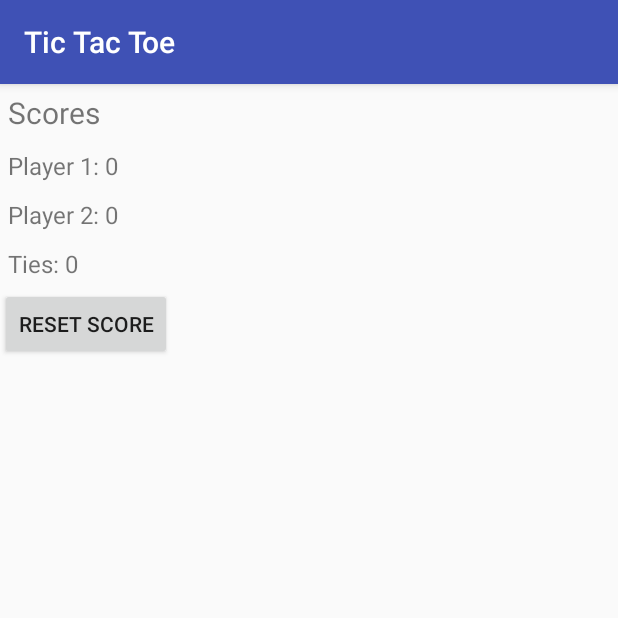
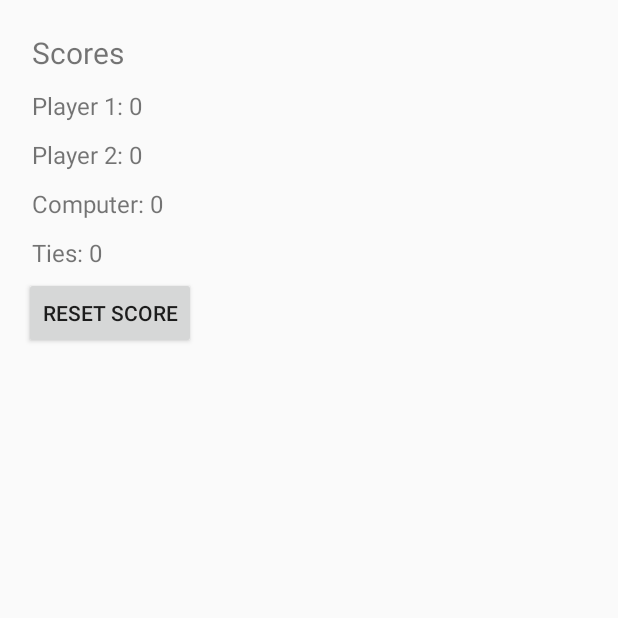
Before and after one commit to jeegnathebug/TTTjeegna, an Android app: the ScoreActivity screen opened directly, with no data from a screen before it, on a phone screen of 412 x 824 dp, the top half of it. Run offline under Robolectric (Android 15) with nearby library versions, the phone set to English and light mode, and no system bars; 1 statement that could not run was skipped.

Commit message:
Add computer player

```diff
--- a/app/src/main/java/com/jeegnathebug/tttjeegna/ScoreActivity.java
+++ b/app/src/main/java/com/jeegnathebug/tttjeegna/ScoreActivity.java
@@ -1,16 +1,18 @@
 package com.jeegnathebug.tttjeegna;
 
-import android.content.SharedPreferences;
-import android.support.v7.app.AppCompatActivity;
+import android.app.Activity;
 import android.content.Intent;
 import android.os.Bundle;
+import android.util.Log;
 import android.view.View;
 import android.widget.TextView;
-import android.util.Log;
 
 import com.jeegnathebug.tttjeegna.business.TicTacToe;
 
-public class ScoreActivity extends AppCompatActivity {
+/**
+ * The score screen
+ */
+public class ScoreActivity extends Activity {
 
     private TicTacToe tictactoe;
 
@@ -20,18 +22,16 @@ public class ScoreActivity extends AppCompatActivity {
         setContentView(R.layout.activity_score);
 
         Intent intent = getIntent();
-        tictactoe = (TicTacToe)intent.getSerializableExtra(MainActivity.TIC_TAC_TOE);
+        tictactoe = (TicTacToe) intent.getSerializableExtra(MainActivity.TIC_TAC_TOE);
 
-        int player1 = tictactoe.getPlayer1Score(), player2 = tictactoe.getPlayer2Score(), ties = tictactoe.getTies();
-        Log.i("intent player1", player1 + "");
-        Log.i("player2", player2 + "");
-        Log.i("ties", ties + "");
+        int player1 = tictactoe.getPlayer1Score(), player2 = tictactoe.getPlayer2Score(), computer = tictactoe.getComputerScore(), ties = tictactoe.getTies();
 
         // Check whether we're recreating a previously destroyed instance
         if (savedInstanceState != null) {
             // Restore value of members from saved state
             player1 = savedInstanceState.getInt(MainActivity.COUNTER_PLAYER1_WINS);
             player2 = savedInstanceState.getInt(MainActivity.COUNTER_PLAYER2_WINS);
+            computer = savedInstanceState.getInt(MainActivity.COUNTER_COMPUTER_WINS);
             ties = savedInstanceState.getInt(MainActivity.COUNTER_TIES);
         }
 
@@ -42,6 +42,9 @@ public class ScoreActivity extends AppCompatActivity {
         text = String.format(getString(R.string.scorePlayer2), player2);
         ((TextView) findViewById(R.id.textViewScorePlayer2)).setText(text);
 
+        text = String.format(getString(R.string.scoreComputer), computer);
+        ((TextView) findViewById(R.id.textViewScoreComputer)).setText(text);
+
         text = String.format(getString(R.string.scoreTies), ties);
         ((TextView) findViewById(R.id.textViewScoreTies)).setText(text);
     }
@@ -51,6 +54,7 @@ public class ScoreActivity extends AppCompatActivity {
         // Save state information
         savedInstanceState.putInt(MainActivity.COUNTER_PLAYER1_WINS, tictactoe.getPlayer1Score());
         savedInstanceState.putInt(MainActivity.COUNTER_PLAYER2_WINS, tictactoe.getPlayer2Score());
+        savedInstanceState.putInt(MainActivity.COUNTER_COMPUTER_WINS, tictactoe.getComputerScore());
         savedInstanceState.putInt(MainActivity.COUNTER_TIES, tictactoe.getTies());
 
         super.onSaveInstanceState(savedInstanceState);
@@ -59,7 +63,8 @@ public class ScoreActivity extends AppCompatActivity {
     /**
      * Resets the scores
      *
-     * @param v The {@code View}
+     * @param v
+     *            The {@code View}
      */
     public void resetScores(View v) {
         tictactoe.resetScores();
@@ -71,6 +76,9 @@ public class ScoreActivity extends AppCompatActivity {
         text = String.format(getString(R.string.scorePlayer2), 0);
         ((TextView) findViewById(R.id.textViewScorePlayer2)).setText(text);
 
+        text = String.format(getString(R.string.scoreComputer), 0);
+        ((TextView) findViewById(R.id.textViewScoreComputer)).setText(text);
+
         text = String.format(getString(R.string.scoreTies), 0);
         ((TextView) findViewById(R.id.textViewScoreTies)).setText(text);
     }
--- a/app/src/main/res/layout-land/activity_score.xml
+++ b/app/src/main/res/layout-land/activity_score.xml
@@ -1,7 +1,13 @@
 <?xml version="1.0" encoding="utf-8"?>
-<LinearLayout xmlns:android="http://schemas.android.com/apk/res/android"
-    android:orientation="vertical" android:layout_width="match_parent"
-    android:layout_height="match_parent">
+<LinearLayout
+    xmlns:android="http://schemas.android.com/apk/res/android"
+    android:orientation="vertical"
+    android:layout_width="match_parent"
+    android:layout_height="match_parent"
+    android:paddingBottom="@dimen/activity_vertical_margin"
+    android:paddingLeft="@dimen/activity_horizontal_margin"
+    android:paddingRight="@dimen/activity_horizontal_margin"
+    android:paddingTop="@dimen/activity_vertical_margin">
 
     <TextView
         android:text="@string/scoreTitle"
@@ -28,6 +34,14 @@
         android:id="@+id/textViewScorePlayer2" />
 
     <TextView
+        android:text="@string/scoreComputer"
+        android:layout_width="match_parent"
+        android:layout_height="wrap_content"
+        android:textSize="16sp"
+        android:padding="5dp"
+        android:id="@+id/textViewScoreComputer" />
+
+    <TextView
         android:text="@string/scoreTies"
         android:layout_width="match_parent"
         android:layout_height="wrap_content"
--- a/app/src/main/res/layout-land/content_main.xml
+++ b/app/src/main/res/layout-land/content_main.xml
@@ -156,6 +156,6 @@
         android:layout_width="match_parent"
         android:layout_height="0dp"
         android:layout_weight="25"
-        android:id="@+id/textView1"/>
+        android:id="@+id/textViewVersus"/>
 </LinearLayout>
 </LinearLayout>
--- a/app/src/main/res/layout/activity_score.xml
+++ b/app/src/main/res/layout/activity_score.xml
@@ -1,7 +1,13 @@
 <?xml version="1.0" encoding="utf-8"?>
-<LinearLayout xmlns:android="http://schemas.android.com/apk/res/android"
-    android:orientation="vertical" android:layout_width="match_parent"
-    android:layout_height="match_parent">
+<LinearLayout
+    xmlns:android="http://schemas.android.com/apk/res/android"
+    android:orientation="vertical"
+    android:layout_width="match_parent"
+    android:layout_height="match_parent"
+    android:paddingBottom="@dimen/activity_vertical_margin"
+    android:paddingLeft="@dimen/activity_horizontal_margin"
+    android:paddingRight="@dimen/activity_horizontal_margin"
+    android:paddingTop="@dimen/activity_vertical_margin">
 
     <TextView
         android:text="@string/scoreTitle"
@@ -28,6 +34,14 @@
         android:id="@+id/textViewScorePlayer2" />
 
     <TextView
+        android:text="@string/scoreComputer"
+        android:layout_width="match_parent"
+        android:layout_height="wrap_content"
+        android:textSize="16sp"
+        android:padding="5dp"
+        android:id="@+id/textViewScoreComputer" />
+
+    <TextView
         android:text="@string/scoreTies"
         android:layout_width="match_parent"
         android:layout_height="wrap_content"
--- a/app/src/main/res/layout/content_main.xml
+++ b/app/src/main/res/layout/content_main.xml
@@ -155,6 +155,6 @@
         android:text="@string/PvE"
         android:layout_width="match_parent"
         android:layout_height="wrap_content"
-        android:id="@+id/textView1"
+        android:id="@+id/textViewVersus"
         android:layout_weight="5" />
 </LinearLayout>
--- a/app/src/main/res/menu/menu_main.xml
+++ b/app/src/main/res/menu/menu_main.xml
@@ -1,4 +1,5 @@
-<menu xmlns:android="http://schemas.android.com/apk/res/android"
+<menu
+    xmlns:android="http://schemas.android.com/apk/res/android"
     xmlns:app="http://schemas.android.com/apk/res-auto"
     xmlns:tools="http://schemas.android.com/tools"
     tools:context="com.jeegnathebug.tttjeegna.MainActivity">
```
Also changed, not shown: app/src/main/java/com/jeegnathebug/tttjeegna/AboutActivity.java (+5 -2 lines), app/src/main/java/com/jeegnathebug/tttjeegna/MainActivity.java (+137 -85 lines), app/src/main/java/com/jeegnathebug/tttjeegna/business/GameMode.java (+4 -14 lines), app/src/main/java/com/jeegnathebug/tttjeegna/business/TicTacToe.java (+85 -33 lines), app/src/main/res/layout-land/activity_about.xml (+11 -5 lines), app/src/main/res/layout/activity_about.xml (+10 -4 lines), app/src/main/res/values/strings.xml (+9 -3 lines).
